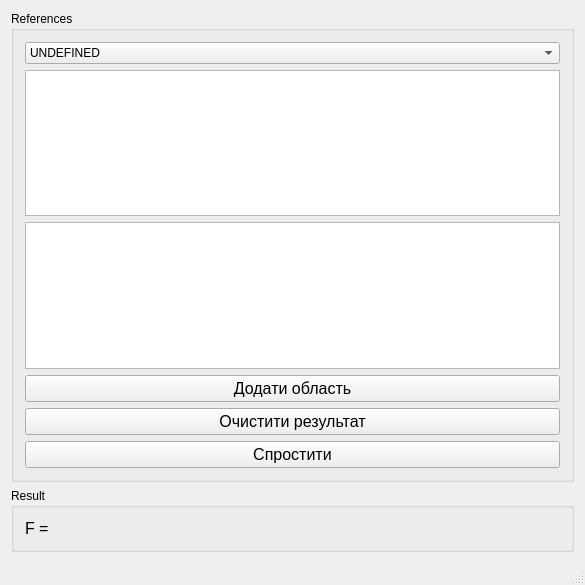
This is mainwindow.ui in Magnus07/cdm-lab-4 as Qt 5 draws it before an edit. The edited form follows.
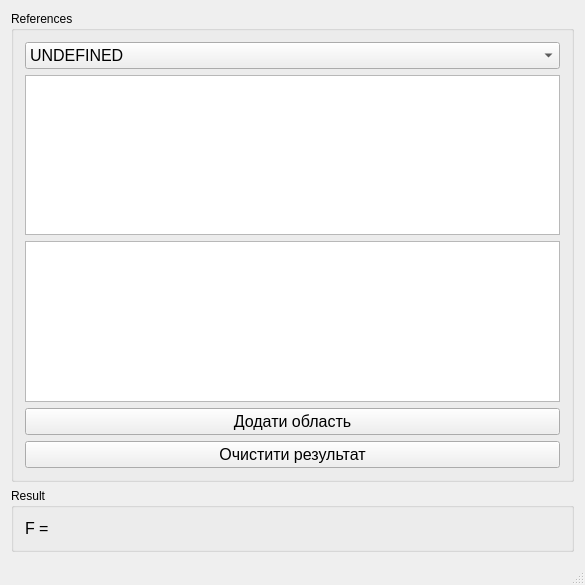
This is the edited form.

```diff
--- a/mainwindow.ui
+++ b/mainwindow.ui
@@ -42,6 +42,11 @@
       <layout class="QVBoxLayout" name="verticalLayout">
        <item>
         <widget class="QComboBox" name="comboBox">
+         <property name="font">
+          <font>
+           <pointsize>12</pointsize>
+          </font>
+         </property>
          <item>
           <property name="text">
            <string>UNDEFINED</string>
@@ -106,18 +111,6 @@
          </property>
         </widget>
        </item>
-       <item>
-        <widget class="QPushButton" name="pushButton_3">
-         <property name="font">
-          <font>
-           <pointsize>12</pointsize>
-          </font>
-         </property>
-         <property name="text">
-          <string>Спростити</string>
-         </property>
-        </widget>
-       </item>
       </layout>
      </widget>
     </item>
```
